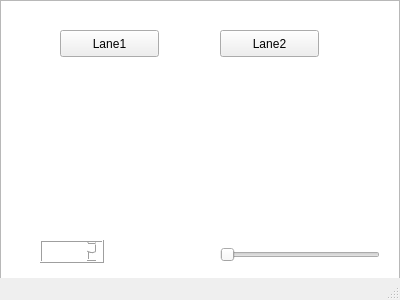
luym11/routing, file mainwindow.ui: the form before one commit.
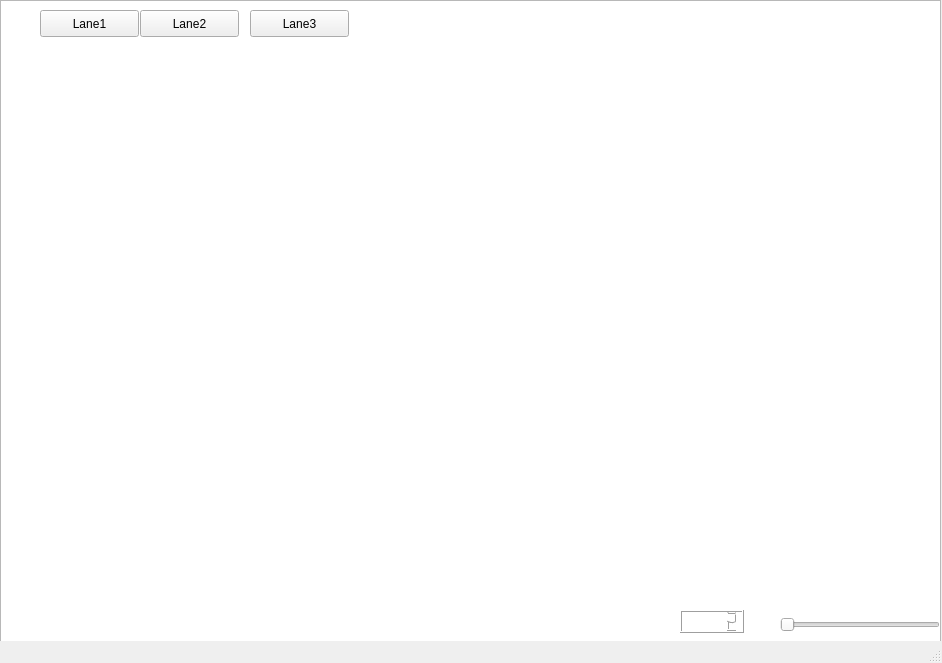
The form after the commit.

Patch:
```diff
--- a/mainwindow.ui
+++ b/mainwindow.ui
@@ -6,8 +6,8 @@
    <rect>
     <x>0</x>
     <y>0</y>
-    <width>400</width>
-    <height>300</height>
+    <width>942</width>
+    <height>663</height>
    </rect>
   </property>
   <property name="windowTitle">
@@ -19,16 +19,16 @@
      <rect>
       <x>0</x>
       <y>0</y>
-      <width>400</width>
-      <height>280</height>
+      <width>941</width>
+      <height>651</height>
      </rect>
     </property>
    </widget>
    <widget class="QPushButton" name="pushButton">
     <property name="geometry">
      <rect>
-      <x>60</x>
-      <y>30</y>
+      <x>40</x>
+      <y>10</y>
       <width>99</width>
       <height>27</height>
      </rect>
@@ -40,8 +40,8 @@
    <widget class="QPushButton" name="pushButton_2">
     <property name="geometry">
      <rect>
-      <x>220</x>
-      <y>30</y>
+      <x>140</x>
+      <y>10</y>
       <width>99</width>
       <height>27</height>
      </rect>
@@ -53,8 +53,8 @@
    <widget class="QSlider" name="horizontalSlider">
     <property name="geometry">
      <rect>
-      <x>220</x>
-      <y>240</y>
+      <x>780</x>
+      <y>610</y>
       <width>160</width>
       <height>29</height>
      </rect>
@@ -72,8 +72,8 @@
    <widget class="QLCDNumber" name="lcdNumber">
     <property name="geometry">
      <rect>
-      <x>40</x>
-      <y>240</y>
+      <x>680</x>
+      <y>610</y>
       <width>64</width>
       <height>23</height>
      </rect>
@@ -85,6 +85,19 @@
      <number>2</number>
     </property>
    </widget>
+   <widget class="QPushButton" name="pushButton_3">
+    <property name="geometry">
+     <rect>
+      <x>250</x>
+      <y>10</y>
+      <width>99</width>
+      <height>27</height>
+     </rect>
+    </property>
+    <property name="text">
+     <string>Lane3</string>
+    </property>
+   </widget>
   </widget>
   <widget class="QStatusBar" name="statusBar"/>
  </widget>
```
